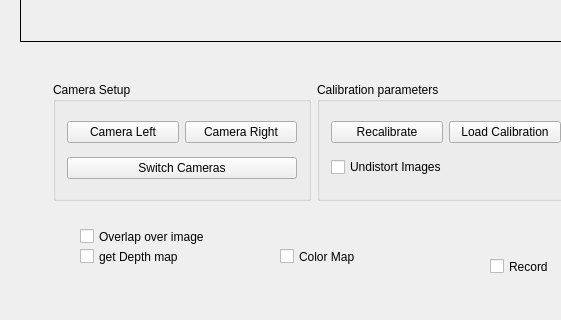
richardseba/TFG-Code, file VR_interfaz/mainwindow.ui: the form before one commit; both pictures show x 110 to 671 and y 439 to 759 of the 1355 by 759 pixel window.
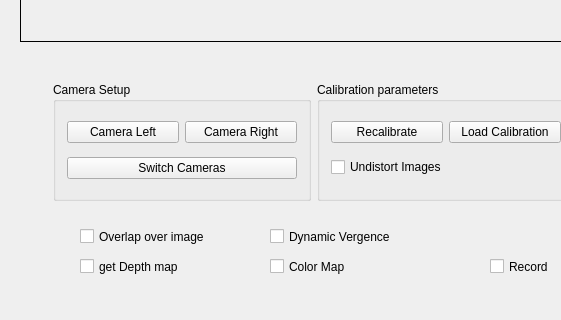
The form after the commit.

```diff
--- a/VR_interfaz/mainwindow.ui
+++ b/VR_interfaz/mainwindow.ui
@@ -328,8 +328,8 @@
    <widget class="QCheckBox" name="checkBox_colormap">
     <property name="geometry">
      <rect>
-      <x>390</x>
-      <y>680</y>
+      <x>380</x>
+      <y>690</y>
       <width>161</width>
       <height>31</height>
      </rect>
@@ -342,7 +342,7 @@
     <property name="geometry">
      <rect>
       <x>190</x>
-      <y>680</y>
+      <y>690</y>
       <width>181</width>
       <height>31</height>
      </rect>
@@ -425,6 +425,19 @@
      <string>Overlap over image</string>
     </property>
    </widget>
+   <widget class="QCheckBox" name="checkBox_dynamicVergence">
+    <property name="geometry">
+     <rect>
+      <x>380</x>
+      <y>660</y>
+      <width>211</width>
+      <height>31</height>
+     </rect>
+    </property>
+    <property name="text">
+     <string>Dynamic Vergence</string>
+    </property>
+   </widget>
    <zorder>label_display1</zorder>
    <zorder>label_display2</zorder>
    <zorder>layoutWidget</zorder>
```
Left out of the diff: 1 changed line with no effect on the pictures.
